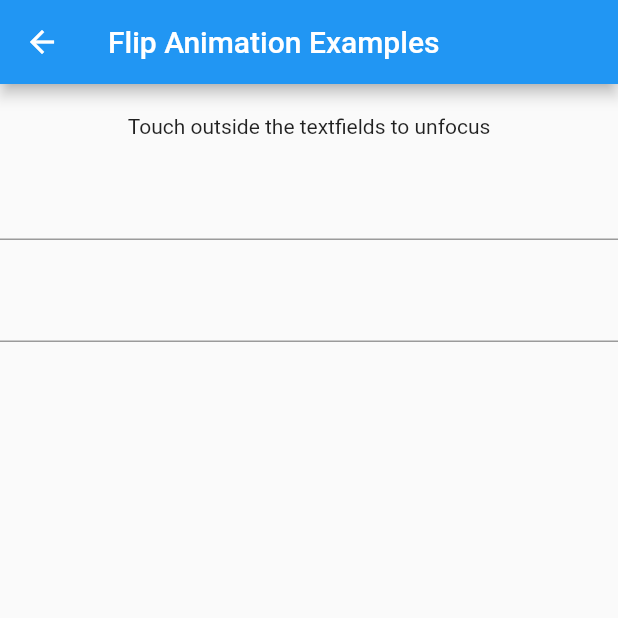
After one commit to hiep-nd/flutter_nd_utils, a Flutter app: the screen it shows after launch, after a tap on "NDAutoUnfocus", on a phone screen of 412 x 824 dp, the top half of it. The commit adds this screen. Run offline on Flutter 3.47's test engine with Material 2 defaults, Android fonts, the phone set to English and light mode, and no system bars.

Commit message:
Added NDAutoUnfocus. Removed nd_core_utils exportion.

```diff
--- /dev/null
+++ b/example/lib/auto_unfocus_page.dart
@@ -0,0 +1,30 @@
+import 'package:flutter/material.dart';
+import 'package:nd_utils/nd_utils.dart';
+
+class AutoUnfocusPage extends StatelessWidget {
+  const AutoUnfocusPage({Key? key}) : super(key: key);
+
+  @override
+  Widget build(BuildContext context) {
+    return Scaffold(
+      appBar: AppBar(
+        title: const Text('Flip Animation Examples'),
+      ),
+      body: NDAutoUnfocus(
+        child: SafeArea(
+          child: Column(
+            children: const [
+              SizedBox(height: 20),
+              Text('Touch outside the textfields to unfocus'),
+              SizedBox(height: 20),
+              TextField(),
+              SizedBox(height: 20),
+              TextField(),
+              Spacer(),
+            ],
+          ),
+        ),
+      ),
+    );
+  }
+}
--- a/example/lib/main.dart
+++ b/example/lib/main.dart
@@ -1,7 +1,22 @@
+import 'package:example/auto_unfocus_page.dart';
 import 'package:example/flip_animation_page.dart';
 import 'package:flutter/material.dart';
 
 void main() {
+  Widget _buildMenuItem(String text, Widget Function(BuildContext) builder) =>
+      Builder(
+        builder: (context) => Center(
+          child: TextButton(
+            child: Text(text),
+            onPressed: () {
+              Navigator.of(context).push(MaterialPageRoute(
+                builder: builder,
+              ));
+            },
+          ),
+        ),
+      );
+
   runApp(
     MaterialApp(
       title: 'NDUtils Examples',
@@ -12,18 +27,10 @@ void main() {
         body: SafeArea(
           child: Column(
             children: [
-              Builder(
-                builder: (context) => Center(
-                  child: TextButton(
-                    child: const Text('NDFlipAnimation'),
-                    onPressed: () {
-                      Navigator.of(context).push(MaterialPageRoute(
-                        builder: (context) => const FlipAnimationPage(),
-                      ));
-                    },
-                  ),
-                ),
-              )
+              _buildMenuItem(
+                  'NDFlipAnimation', (context) => const FlipAnimationPage()),
+              _buildMenuItem(
+                  'NDAutoUnfocus', (context) => const AutoUnfocusPage()),
             ],
           ),
         ),
--- /dev/null
+++ b/lib/nd_auto_unfocus.dart
@@ -0,0 +1,21 @@
+//
+// nd_auto_unfocus.dart
+// nd_utils
+//
+// Created by Nguyen Duc Hiep on Mon Jul 18 2022.
+// Copyright © 2022 Nguyen Duc Hiep. All rights reserved.
+//
+
+import 'package:flutter/widgets.dart';
+
+class NDAutoUnfocus extends StatelessWidget {
+  final Widget? child;
+
+  const NDAutoUnfocus({Key? key, this.child}) : super(key: key);
+
+  @override
+  Widget build(BuildContext context) => GestureDetector(
+        onTap: () => FocusManager.instance.primaryFocus?.unfocus(),
+        child: child,
+      );
+}
--- a/lib/nd_utils.dart
+++ b/lib/nd_utils.dart
@@ -7,8 +7,6 @@
 
 library nd_utils;
 
-// external packages
-export 'package:nd_core_utils/nd_core_utils.dart';
-// internals
+export 'package:nd_utils/nd_auto_unfocus.dart';
 export 'package:nd_utils/nd_flip_animation_builder.dart';
 export 'package:nd_utils/nd_state_utils.dart';
--- a/pubspec.yaml
+++ b/pubspec.yaml
@@ -1,6 +1,6 @@
 name: nd_utils
 description: A utility library.
-version: 1.0.0
+version: 1.0.1
 homepage: https://github.com/hiep-nd/flutter_nd_utils
 
 environment:
```
Also changed, not shown: example/pubspec.lock, 2 other files.
